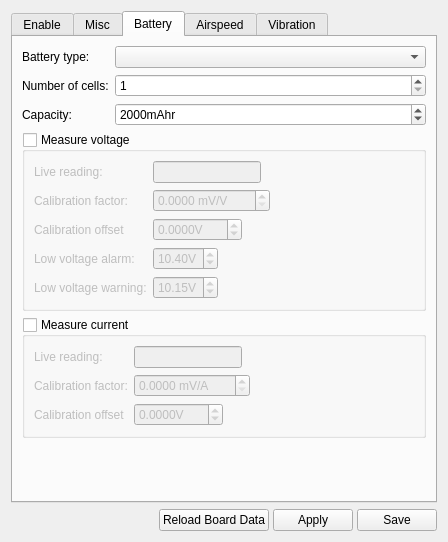
Before: the Qt Designer form ground/gcs/src/plugins/config/modules.ui in TauLabs/TauLabs, drawn with Qt 5.
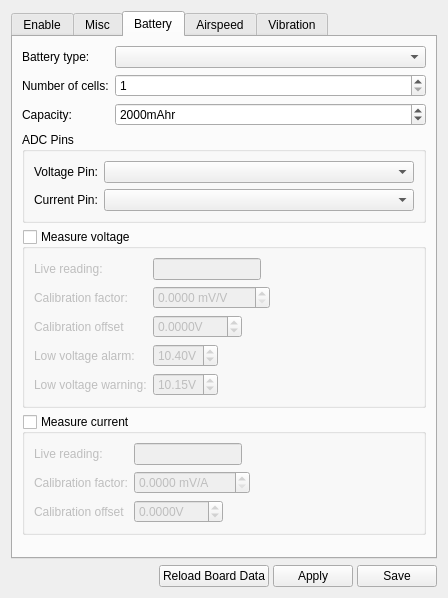
After: the same form once the commit is applied. The open tabs and pages were chosen to show the change. Icons and pictures are not drawn.

Commit message: Modules: add the battery ADC pin to UI

Diff of the .ui file:
```diff
--- a/ground/gcs/src/plugins/config/modules.ui
+++ b/ground/gcs/src/plugins/config/modules.ui
@@ -7,7 +7,7 @@
     <x>0</x>
     <y>0</y>
     <width>448</width>
-    <height>542</height>
+    <height>598</height>
    </rect>
   </property>
   <property name="windowTitle">
@@ -311,6 +311,35 @@
          </item>
         </layout>
        </item>
+       <item>
+        <widget class="QGroupBox" name="groupBox_2">
+         <property name="title">
+          <string>ADC Pins</string>
+         </property>
+         <layout class="QFormLayout" name="formLayout_9">
+          <item row="0" column="0">
+           <widget class="QLabel" name="label_23">
+            <property name="text">
+             <string>Voltage Pin:</string>
+            </property>
+           </widget>
+          </item>
+          <item row="1" column="0">
+           <widget class="QLabel" name="label_24">
+            <property name="text">
+             <string>Current Pin:</string>
+            </property>
+           </widget>
+          </item>
+          <item row="0" column="1">
+           <widget class="QComboBox" name="cbVoltagePin"/>
+          </item>
+          <item row="1" column="1">
+           <widget class="QComboBox" name="cbCurrentPin"/>
+          </item>
+         </layout>
+        </widget>
+       </item>
        <item>
         <widget class="QGroupBox" name="gb_measureVoltage">
          <property name="title">
```
The commit also changes 1 other file.
